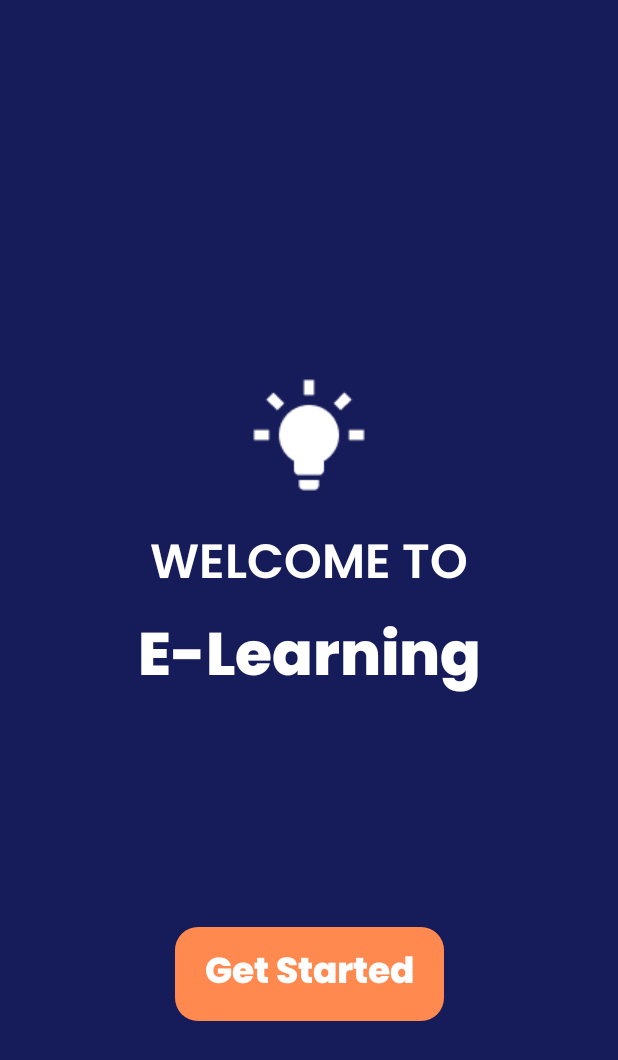
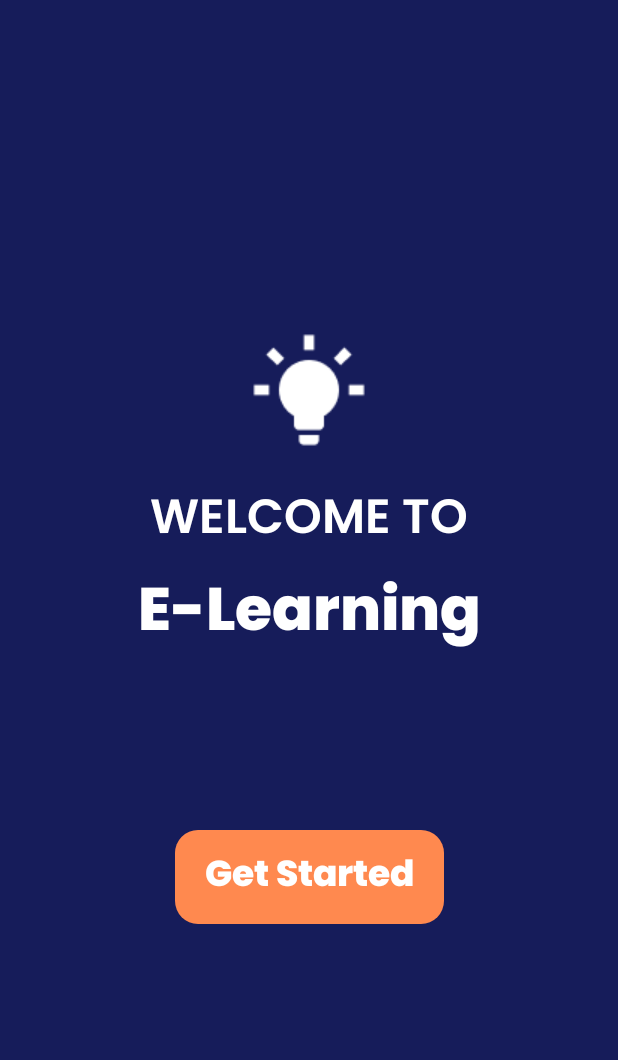
Before and after one commit to Janenjihia/Virtualschools, an Android app: the layout activity_splash_screen.xml on its own in the app's theme, with its tools: preview values and no code run, on a phone screen of 412 x 824 dp. Shown: the top 1060 px of the screen. Run offline under Robolectric (Android 15) with nearby library versions, the phone set to English and light mode, and no system bars.

Commit message:
remove action bar

```diff
--- a/app/src/main/AndroidManifest.xml
+++ b/app/src/main/AndroidManifest.xml
@@ -14,8 +14,9 @@
         android:theme="@style/Theme.VirtualSchools"
         tools:targetApi="31">
         <activity
-            android:name=".SplashScreenActivity"
-            android:exported="true">
+            android:name=".ui.SplashScreenActivity"
+            android:exported="true"
+            android:theme="@style/NoBar">
             <intent-filter>
                 <action android:name="android.intent.action.MAIN" />
 
--- a/app/src/main/res/layout/activity_splash_screen.xml
+++ b/app/src/main/res/layout/activity_splash_screen.xml
@@ -11,7 +11,7 @@
         android:id="@+id/lightbulb"
         android:layout_width="wrap_content"
         android:layout_height="wrap_content"
-        android:layout_marginTop="250dp"
+        android:layout_marginTop="220dp"
         android:src="@drawable/lightbulb"
         app:layout_constraintBottom_toBottomOf="parent"
         app:layout_constraintEnd_toEndOf="parent"
@@ -61,6 +61,7 @@
     <androidx.appcompat.widget.AppCompatButton
         android:layout_width="wrap_content"
         android:layout_height="wrap_content"
+        android:layout_marginBottom="100dp"
         android:background="@drawable/button"
         android:fontFamily="@font/poppins_extrabold"
         android:paddingStart="20dp"
--- a/app/src/main/res/values/themes.xml
+++ b/app/src/main/res/values/themes.xml
@@ -2,8 +2,8 @@
     <!-- Base application theme. -->
     <style name="Theme.VirtualSchools" parent="Theme.MaterialComponents.DayNight.DarkActionBar">
         <!-- Primary brand color. -->
-        <item name="colorPrimary">@color/purple_500</item>
-        <item name="colorPrimaryVariant">@color/purple_700</item>
+        <item name="colorPrimary">@color/darkshade</item>
+        <item name="colorPrimaryVariant">@color/Orange</item>
         <item name="colorOnPrimary">@color/white</item>
         <!-- Secondary brand color. -->
         <item name="colorSecondary">@color/teal_200</item>
@@ -13,4 +13,8 @@
         <item name="android:statusBarColor" tools:targetApi="l">?attr/colorPrimaryVariant</item>
         <!-- Customize your theme here. -->
     </style>
+
+    <style name="NoBar" parent="Theme.MaterialComponents.DayNight.NoActionBar">
+
+    </style>
 </resources>
```
